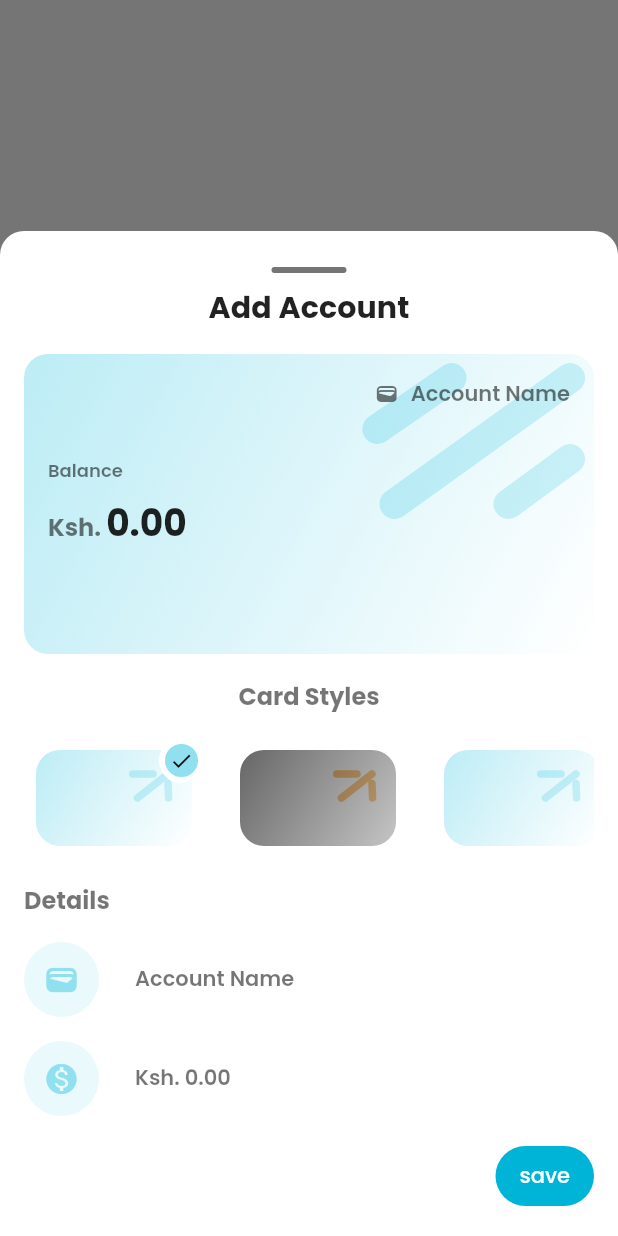
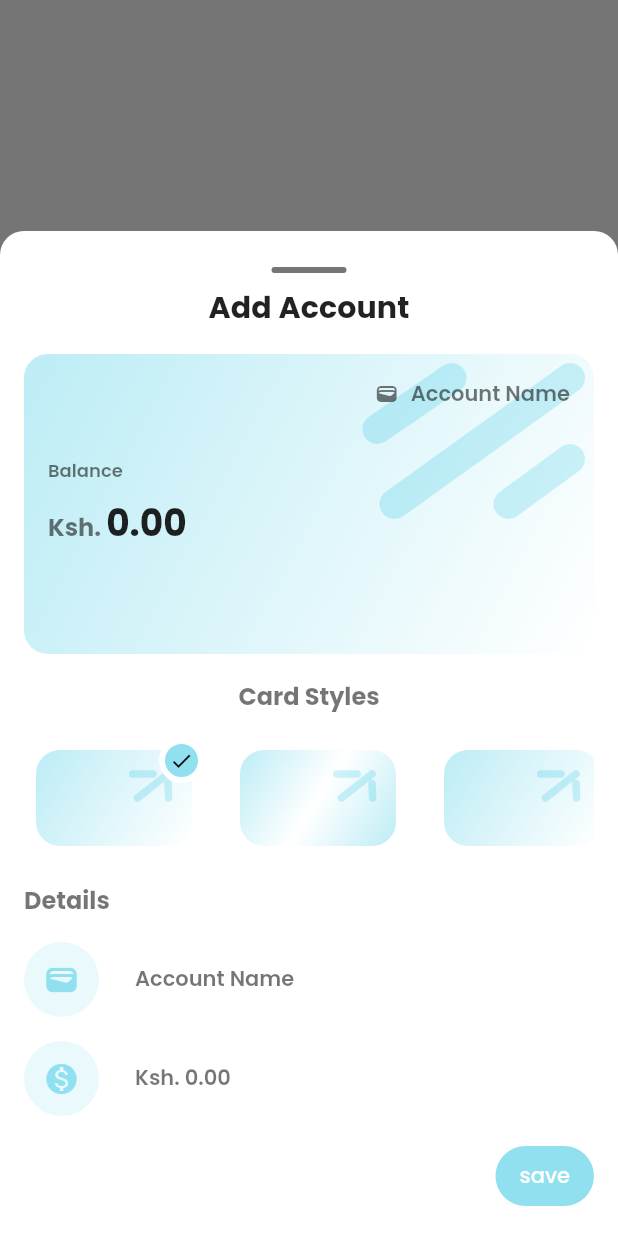
Before and after one commit to KenStarry/Budgetly, a Flutter app: what showAccountsBottomSheet() shows on an empty page, opened directly with empty values, on a phone screen of 412 x 824 dp. Run offline on Flutter 3.47's test engine with Material 2 defaults, Android fonts, the light colour scheme and no system bars; our stand-ins replace flutter_slidable, get, get_it, hive, hive_flutter, lottie and 1 more; missing offline and left inert: dart:ffi; accounts and stored records are empty.

Commit message:
UI improvements

```diff
--- a/lib/core/presentation/components/account_card/account_card_1.dart
+++ b/lib/core/presentation/components/account_card/account_card_1.dart
@@ -49,7 +49,7 @@ class AccountCard1 extends StatelessWidget {
                         begin: Alignment.topLeft,
                         end: Alignment.bottomRight,
                         colors: [
-                          MyColors.lightColors['accent_4']!.withOpacity(0.6),
+                          Theme.of(context).primaryColor.withOpacity(0.6),
                           Theme.of(context)
                               .scaffoldBackgroundColor
                               .withOpacity(0.6)
--- a/lib/core/presentation/components/account_card/account_card_2.dart
+++ b/lib/core/presentation/components/account_card/account_card_2.dart
@@ -34,7 +34,7 @@ class AccountCard2 extends StatelessWidget {
               height: double.infinity,
               child: CustomPaint(
                 painter: CardStyles.roundedLinesStyle(
-                    color: Colors.orangeAccent,
+                    color: Theme.of(context).primaryColor,
                 strokeWidth: isContentVisible ? 20.0 : 5.0),
               ),
             ),
@@ -46,11 +46,13 @@ class AccountCard2 extends StatelessWidget {
                 decoration: BoxDecoration(
                     borderRadius: BorderRadius.circular(16),
                     gradient: LinearGradient(
+                      tileMode: TileMode.clamp,
                         begin: Alignment.topLeft,
                         end: Alignment.bottomRight,
                         colors: [
-                          Colors.black.withOpacity(0.6),
-                          Colors.grey.withOpacity(0.6)
+                          Theme.of(context).primaryColor.withOpacity(0.6),
+                          Theme.of(context).scaffoldBackgroundColor.withOpacity(0.6),
+                          Theme.of(context).primaryColor.withOpacity(0.6),
                         ]))),
 
             //  main content
--- a/lib/features/feature_main/presentation/components/bottom_app_bar_icon.dart
+++ b/lib/features/feature_main/presentation/components/bottom_app_bar_icon.dart
@@ -3,7 +3,9 @@ import 'package:flutter/material.dart';
 import 'package:get/get.dart';
 
 Widget bottomAppBarIcon(
-        {required String title,
+        {
+          required BuildContext context,
+          required String title,
         required IconData icon,
         required bool isActive,
         required VoidCallback onTap}) =>
@@ -16,7 +18,7 @@ Widget bottomAppBarIcon(
           children: [
             Icon(
               icon,
-              color: isActive ? MyColors.lightColors['accent_4'] : Theme.of(Get.context!).iconTheme.color,
+              color: isActive ? Theme.of(context).primaryColor : Theme.of(Get.context!).iconTheme.color,
             ),
             const SizedBox(height: 8),
             Text(
--- a/lib/features/feature_main/presentation/components/bottom_sheets/accounts_sheet/account_text_field.dart
+++ b/lib/features/feature_main/presentation/components/bottom_sheets/accounts_sheet/account_text_field.dart
@@ -6,12 +6,14 @@ import '../../../../../../theme/my_colors.dart';
 class AccountTextField extends StatelessWidget {
   final String hintText;
   final IconData icon;
+  final bool isNumber;
   final Function(String text) onChanged;
 
   const AccountTextField(
       {Key? key,
       required this.hintText,
       required this.icon,
+      this.isNumber = false,
       required this.onChanged})
       : super(key: key);
 
@@ -23,11 +25,11 @@ class AccountTextField extends StatelessWidget {
           width: 50,
           height: 50,
           decoration: BoxDecoration(
-              color: MyColors.lightColors['accent_4']?.withOpacity(0.2),
+              color: Theme.of(context).primaryColor.withOpacity(0.2),
               borderRadius: BorderRadius.circular(50)),
           child: Icon(
             icon,
-            color: MyColors.lightColors['accent_4'],
+            color: Theme.of(context).primaryColor,
           ),
         ),
         const SizedBox(
@@ -44,6 +46,7 @@ class AccountTextField extends StatelessWidget {
                 border: InputBorder.none),
             cursorColor: Theme.of(context).primaryColor,
             style: Theme.of(context).textTheme.bodyMedium,
+            keyboardType: isNumber ? TextInputType.number : TextInputType.text,
           ),
         ),
       ],
--- a/lib/features/feature_main/presentation/components/bottom_sheets/accounts_sheet/accounts_bottom_sheet.dart
+++ b/lib/features/feature_main/presentation/components/bottom_sheets/accounts_sheet/accounts_bottom_sheet.dart
@@ -57,19 +57,32 @@ void showAccountsBottomSheet(
                         //  account card to be customized
                         Obx(
                           () {
-                            if (accountsController.accountCardStyle ==
-                                AccountCardStyles.style_1) {
-                              return AccountCard1(
-                                accountName: controller.accountName.value,
-                                accountBalance: controller.accountBalance.value,
-                                currentDate: controller.currentDate.value,
-                              );
+                            switch (accountsController.accountCardStyle.value) {
+                              case AccountCardStyles.style_1:
+                                return accountCardVariants(
+                                    accName: controller.accountName.value,
+                                    accBal: controller.accountBalance.value,
+                                    accDate: controller.currentDate.value,
+                                    isContentVisible: true)[0];
+                              case AccountCardStyles.style_2:
+                                return accountCardVariants(
+                                    accName: controller.accountName.value,
+                                    accBal: controller.accountBalance.value,
+                                    accDate: controller.currentDate.value,
+                                    isContentVisible: true)[1];
+                              case AccountCardStyles.style_3:
+                                return accountCardVariants(
+                                    accName: controller.accountName.value,
+                                    accBal: controller.accountBalance.value,
+                                    accDate: controller.currentDate.value,
+                                    isContentVisible: true)[2];
+                              case AccountCardStyles.style_4:
+                                return accountCardVariants(
+                                    accName: controller.accountName.value,
+                                    accBal: controller.accountBalance.value,
+                                    accDate: controller.currentDate.value,
+                                    isContentVisible: true)[3];
                             }
-                            return AccountCard1(
-                              accountName: controller.accountName.value,
-                              accountBalance: controller.accountBalance.value,
-                              currentDate: controller.currentDate.value,
-                            );
                           },
                         ),
 
@@ -129,6 +142,7 @@ void showAccountsBottomSheet(
                         AccountTextField(
                             hintText: "Ksh. 0.00",
                             icon: Icons.monetization_on,
+                            isNumber: true,
                             onChanged: (text) {
                               controller.updateAccountBalance(balance: text);
                             }),
@@ -154,7 +168,7 @@ void showAccountsBottomSheet(
                             },
                             style: FilledButton.styleFrom(
                                 backgroundColor:
-                                    MyColors.lightColors['accent_3']),
+                                Theme.of(context).primaryColor),
                             child: Text("save"),
                           ),
                         )
--- a/lib/features/feature_main/presentation/components/main_app_bar.dart
+++ b/lib/features/feature_main/presentation/components/main_app_bar.dart
@@ -47,7 +47,7 @@ PreferredSizeWidget mainAppBar(
                           padding: const EdgeInsets.symmetric(horizontal: 18, vertical: 10),
                           decoration: BoxDecoration(
                             borderRadius: BorderRadius.circular(18),
-                            color: MyColors.lightColors['accent_5'],
+                            color: Theme.of(context).primaryColor.withOpacity(0.2),
                           ),
                           child: Text(
                             "June",
--- a/lib/features/feature_main/presentation/main_screen.dart
+++ b/lib/features/feature_main/presentation/main_screen.dart
@@ -40,6 +40,7 @@ class _MainScreenState extends State<MainScreen> {
         () => Expanded(
             flex: 1,
             child: bottomAppBarIcon(
+              context: context,
                 title: "Home",
                 icon: Icons.home,
                 isActive: _controller.currentTabIndex.value == 0,
@@ -49,6 +50,7 @@ class _MainScreenState extends State<MainScreen> {
         () => Expanded(
           flex: 1,
           child: bottomAppBarIcon(
+            context: context,
               title: "Accounts",
               icon: Icons.credit_card,
               isActive: _controller.currentTabIndex.value == 1,
@@ -69,6 +71,7 @@ class _MainScreenState extends State<MainScreen> {
         () => Expanded(
           flex: 1,
           child: bottomAppBarIcon(
+            context: context,
               title: "Categories",
               icon: Icons.fastfood_outlined,
               isActive: _controller.currentTabIndex.value == 2,
@@ -79,6 +82,7 @@ class _MainScreenState extends State<MainScreen> {
         () => Expanded(
           flex: 1,
           child: bottomAppBarIcon(
+            context: context,
               title: "Settings",
               icon: Icons.settings,
               isActive: _controller.currentTabIndex.value == 3,
@@ -127,7 +131,7 @@ class _MainScreenState extends State<MainScreen> {
                     showHomeBottomSheet(context);
                   }
                 },
-                backgroundColor: MyColors.lightColors['accent_4'],
+                backgroundColor: Theme.of(context).primaryColor,
                 child: _controller.fabIcon.value,
               );
             },
```
Also changed, not shown: lib/features/feature_home/presentation/components/balance_card.dart (+3 -13 lines).
